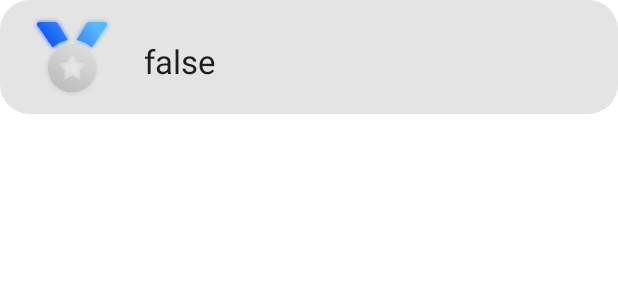
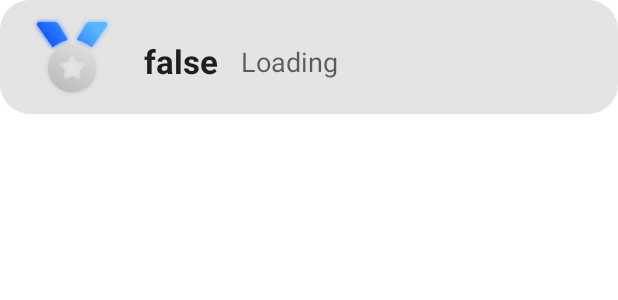
Before and after one commit to Pikl6000/PMA, an Android app: the layout scoreboardperson.xml on its own in the app's theme, with its tools: preview values and no code run, on a phone screen of 412 x 824 dp. Shown: the top 300 px of the screen. Run offline under Robolectric (Android 15) with nearby library versions, the phone set to English and light mode, and no system bars.

Commit message:
Scoreboard v2

```diff
--- a/SmellGood/app/src/main/res/layout/activity_menu.xml
+++ b/SmellGood/app/src/main/res/layout/activity_menu.xml
@@ -67,6 +67,7 @@
             android:backgroundTint="#a17aef"
             android:onClick="openProfile"
             android:text="PROFILE"
+            android:textColor="#FFFFFF"
             android:textSize="21sp"
             android:textStyle="bold"
             tools:ignore="TextContrastCheck" />
--- a/SmellGood/app/src/main/res/layout/scoreboardperson.xml
+++ b/SmellGood/app/src/main/res/layout/scoreboardperson.xml
@@ -3,7 +3,8 @@
     android:layout_width="match_parent"
     android:layout_height="wrap_content"
     android:background="@drawable/border"
-    android:gravity="center"
+    android:gravity="center|start"
+    android:orientation="horizontal"
     android:padding="5dp"
     android:paddingStart="15dp">
 
@@ -18,12 +19,23 @@
 
     <TextView
         android:id="@+id/grid_item_label"
-        android:layout_width="match_parent"
+        android:layout_width="wrap_content"
         android:layout_height="50dp"
         android:layout_marginTop="5px"
         android:gravity="center|start"
         android:paddingStart="15dp"
         android:text="@+id/label"
-        android:textAppearance="@style/TextAppearance.AppCompat.Large"></TextView>
+        android:textAppearance="@style/TextAppearance.AppCompat.Large"
+        android:textStyle="bold"></TextView>
+
+    <TextView
+        android:id="@+id/grid_score_label"
+        android:layout_width="wrap_content"
+        android:layout_height="50dp"
+        android:layout_marginTop="5px"
+        android:gravity="center|start"
+        android:paddingStart="15dp"
+        android:text="Loading"
+        android:textAppearance="@style/TextAppearance.AppCompat.Medium"></TextView>
 
 </LinearLayout>
```
Also changed, not shown: SmellGood/app/src/main/java/com/example/smellgood/CustomAdapter.java (+27 -6 lines), SmellGood/app/src/main/java/com/example/smellgood/LoginActivity.java (+10 -0 lines), SmellGood/app/src/main/java/com/example/smellgood/Main.java (+6 -2 lines), SmellGood/app/src/main/java/com/example/smellgood/RegisterActivity.java (+10 -0 lines), SmellGood/app/src/main/java/com/example/smellgood/ResetPassword.java (+10 -0 lines), SmellGood/app/src/main/java/com/example/smellgood/ResetPasswordLogged.java (+10 -1 lines), SmellGood/app/src/main/java/com/example/smellgood/ScoreBoard.java (+32 -51 lines), SmellGood/app/src/main/java/com/example/smellgood/Shop.java (+10 -0 lines), 15 other files.
